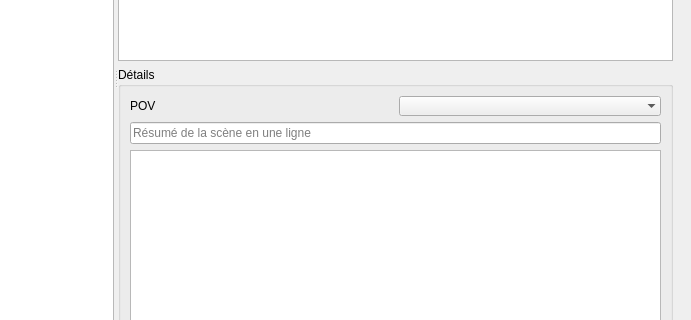
Above: src/ui/mainWindow.ui from olivierkes/manuskript before the change; both pictures show x 412 to 1103 and y 338 to 658 of the 1103 by 809 pixel window. Below: the same form after it.
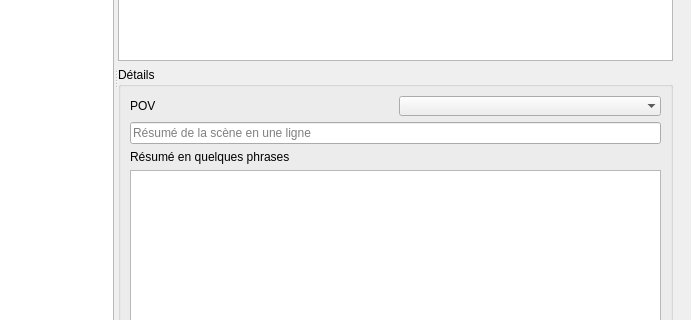
That is the form after the change. The open tabs and pages were chosen to show the change. Icons and pictures are not drawn. Custom widgets are drawn as their Qt base class.

The edit to the form file:
```diff
--- a/src/ui/mainWindow.ui
+++ b/src/ui/mainWindow.ui
@@ -1377,6 +1377,13 @@
                  </property>
                 </widget>
                </item>
+               <item>
+                <widget class="QLabel" name="label_9">
+                 <property name="text">
+                  <string>Résumé en quelques phrases</string>
+                 </property>
+                </widget>
+               </item>
                <item>
                 <widget class="QPlainTextEdit" name="txtPlanSummaryFull"/>
                </item>
```
Left out of the diff: 11 changed lines with no effect on the pictures.
